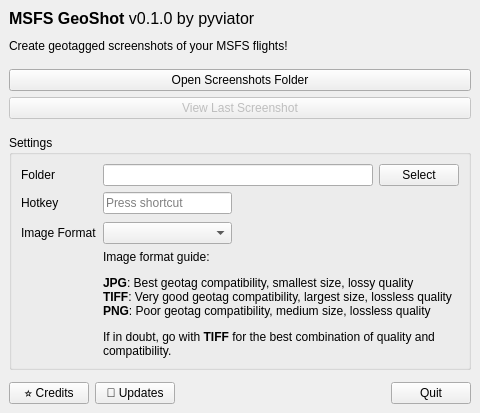
Before: the Qt Designer form qtdesigner/main_window.ui in pyviator/msfs-geoshot, drawn with Qt 5.
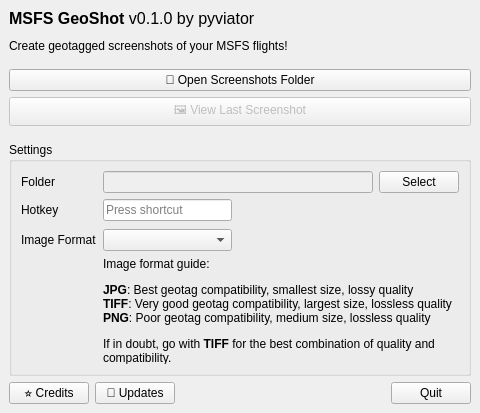
After: the same form once the commit is applied.

Commit message: Connect signals and slots for options

```diff
--- a/qtdesigner/main_window.ui
+++ b/qtdesigner/main_window.ui
@@ -79,7 +79,7 @@
       <item>
        <widget class="QPushButton" name="open_screenshots">
         <property name="text">
-         <string>Open Screenshots Folder</string>
+         <string>📂 Open Screenshots Folder</string>
         </property>
        </widget>
       </item>
@@ -89,7 +89,7 @@
          <bool>false</bool>
         </property>
         <property name="text">
-         <string>View Last Screenshot</string>
+         <string>🖼️ View Last Screenshot</string>
         </property>
        </widget>
       </item>
@@ -136,6 +136,9 @@
        </item>
        <item row="0" column="1" colspan="3">
         <widget class="QLineEdit" name="current_folder">
+         <property name="enabled">
+          <bool>false</bool>
+         </property>
          <property name="readOnly">
           <bool>true</bool>
          </property>
```
Left out of the diff: 60 changed lines with no effect on the pictures. The commit also changes 1 other file.
